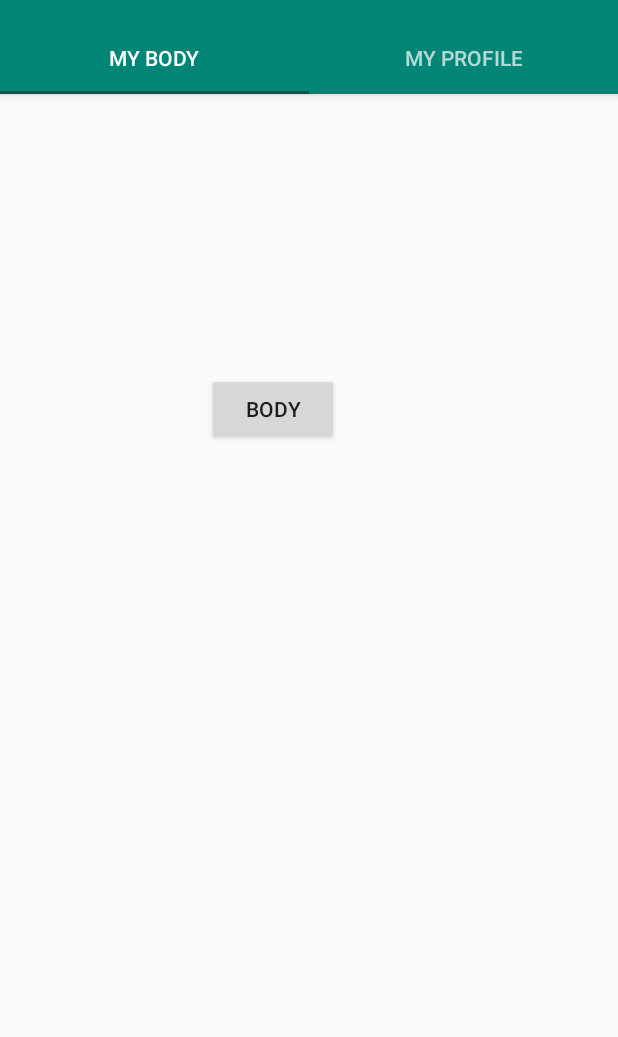
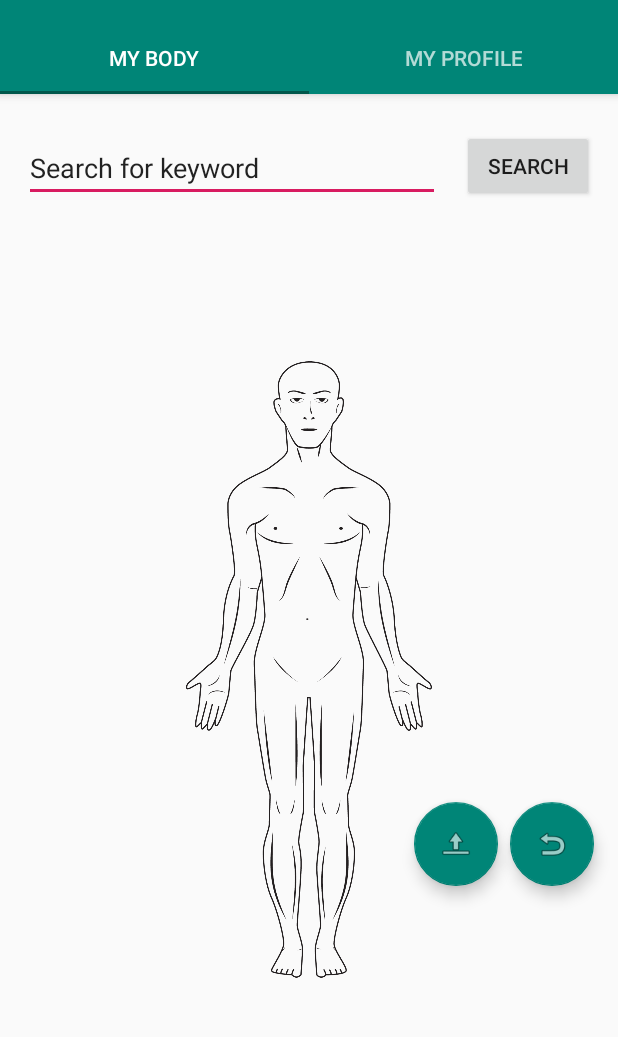
Before and after one commit to CMPUT301F18T05/CMPUT301F18T05, an Android app: the screen it shows after launch (homepage_patient), on a phone screen of 412 x 824 dp, the part 74-1111 px from its top. Run offline under Robolectric (Android 15) with nearby library versions, the phone set to English and light mode, and no system bars.

Commit message:
sample my body tab

```diff
--- a/Part 4/app/src/main/java/com/example/jiayuewu/healthcarer_homepage/homepage_my_profile_content.java
+++ b/Part 4/app/src/main/java/com/example/jiayuewu/healthcarer_homepage/homepage_my_profile_content.java
@@ -1,10 +1,12 @@
 package com.example.jiayuewu.healthcarer_homepage;
 
 import android.os.Bundle;
+import android.support.design.widget.Snackbar;
 import android.support.v4.app.Fragment;
 import android.view.LayoutInflater;
 import android.view.View;
 import android.view.ViewGroup;
+import android.widget.Button;
 import android.widget.TextView;
 
 public class homepage_my_profile_content extends Fragment{
@@ -12,6 +14,15 @@ public class homepage_my_profile_content extends Fragment{
     public View onCreateView(LayoutInflater inflater, ViewGroup container,
                              Bundle savedInstanceState) {
         View rootView = inflater.inflate(R.layout.homepage_patient_my_profile, container, false);
+        Button savebutton = rootView.findViewById(R.id.edit_save_button);
+        savebutton.setOnClickListener(new View.OnClickListener() {
+            @Override
+            public void onClick(View v) {
+                Snackbar.make(v, "Save Button Action", Snackbar.LENGTH_LONG)
+                        .setAction("Action", null).show();
+            }
+        });
         return rootView;
     }
+
 }
--- a/Part 4/app/src/main/res/layout/homepage_patient_my_body.xml
+++ b/Part 4/app/src/main/res/layout/homepage_patient_my_body.xml
@@ -7,20 +7,76 @@
     android:layout_height="match_parent"
     tools:context=".homepage_patient$PlaceholderFragment">
 
+    <EditText
+        android:id="@+id/search_text"
+        android:layout_width="277dp"
+        android:layout_height="44dp"
+        android:layout_marginStart="16dp"
+        android:layout_marginLeft="16dp"
+        android:layout_marginTop="28dp"
+        android:layout_marginEnd="14dp"
+        android:layout_marginRight="14dp"
+        android:ems="10"
+        android:inputType="textPersonName"
+        android:text="Search for keyword"
+        app:layout_constraintEnd_toStartOf="@+id/button"
+        app:layout_constraintStart_toStartOf="parent"
+        app:layout_constraintTop_toTopOf="parent" />
+
     <Button
         android:id="@+id/button"
         android:layout_width="wrap_content"
         android:layout_height="wrap_content"
-        android:layout_marginStart="137dp"
-        android:layout_marginLeft="137dp"
-        android:layout_marginTop="103dp"
-        android:layout_marginEnd="186dp"
-        android:layout_marginRight="186dp"
-        android:layout_marginBottom="452dp"
-        android:text="Body"
+        android:layout_marginTop="24dp"
+        android:layout_marginEnd="16dp"
+        android:layout_marginRight="16dp"
+        android:text="Search"
+        app:layout_constraintEnd_toEndOf="parent"
+        app:layout_constraintStart_toEndOf="@+id/search_text"
+        app:layout_constraintTop_toTopOf="parent" />
+
+    <ImageView
+        android:id="@+id/imageView"
+        android:layout_width="164dp"
+        android:layout_height="438dp"
+        android:layout_marginStart="123dp"
+        android:layout_marginLeft="123dp"
+        android:layout_marginTop="10dp"
+        android:layout_marginEnd="124dp"
+        android:layout_marginRight="124dp"
+        android:layout_marginBottom="83dp"
+        android:src="@drawable/body_front"
         app:layout_constraintBottom_toBottomOf="parent"
         app:layout_constraintEnd_toEndOf="parent"
         app:layout_constraintStart_toStartOf="parent"
-        app:layout_constraintTop_toTopOf="parent" />
+        app:layout_constraintTop_toBottomOf="@+id/search_text" />
 
+    <android.support.design.widget.FloatingActionButton
+        android:id="@+id/turn_around_button"
+        android:layout_width="wrap_content"
+        android:layout_height="wrap_content"
+        android:layout_marginTop="400dp"
+        android:layout_marginEnd="16dp"
+        android:layout_marginRight="16dp"
+        android:layout_marginBottom="91dp"
+        android:clickable="true"
+        android:src="@android:drawable/ic_menu_revert"
+        app:backgroundTint="@color/colorPrimary"
+        app:layout_constraintBottom_toBottomOf="parent"
+        app:layout_constraintEnd_toEndOf="parent"
+        app:layout_constraintTop_toBottomOf="@+id/button"
+        app:layout_constraintVertical_bias="0.0" />
+
+    <android.support.design.widget.FloatingActionButton
+        android:id="@+id/upload_button"
+        android:layout_width="69dp"
+        android:layout_height="wrap_content"
+        android:layout_marginTop="400dp"
+        android:layout_marginEnd="8dp"
+        android:layout_marginRight="8dp"
+        android:clickable="true"
+        android:src="@android:drawable/ic_menu_upload_you_tube"
+        app:backgroundTint="@color/colorPrimary"
+        app:layout_constraintEnd_toStartOf="@+id/turn_around_button"
+        app:layout_constraintTop_toBottomOf="@+id/button" />
 </android.support.constraint.ConstraintLayout>
--- a/Part 4/app/src/main/res/layout/homepage_patient_my_profile.xml
+++ b/Part 4/app/src/main/res/layout/homepage_patient_my_profile.xml
@@ -145,10 +145,10 @@
         android:layout_height="wrap_content"
         android:layout_marginStart="161dp"
         android:layout_marginLeft="161dp"
-        android:layout_marginTop="29dp"
+        android:layout_marginTop="41dp"
         android:layout_marginEnd="162dp"
         android:layout_marginRight="162dp"
-        android:layout_marginBottom="104dp"
+        android:layout_marginBottom="92dp"
         android:text="Save"
         app:layout_constraintBottom_toBottomOf="parent"
         app:layout_constraintEnd_toEndOf="parent"
```
Also changed, not shown: Part 4/app/src/main/res/drawable/body_front.png (added).
